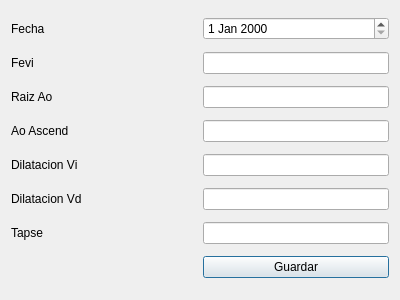
First picture: the form in ecodialog.ui, repository iyustlop/valvulares, before the edit.
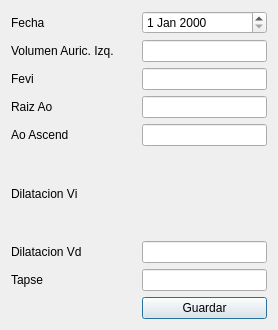
Second picture: the form after the edit.

What changed in the file:
```diff
--- a/ecodialog.ui
+++ b/ecodialog.ui
@@ -6,39 +6,89 @@
    <rect>
     <x>0</x>
     <y>0</y>
-    <width>400</width>
-    <height>300</height>
+    <width>278</width>
+    <height>330</height>
    </rect>
   </property>
   <property name="windowTitle">
    <string>Dialog</string>
   </property>
   <layout class="QGridLayout" name="gridLayout">
-   <item row="2" column="0">
-    <widget class="QLabel" name="labelFevi">
+   <item row="6" column="0">
+    <widget class="QLabel" name="labelDilatVi">
      <property name="text">
-      <string>Fevi</string>
+      <string>Dilatacion Vi</string>
      </property>
     </widget>
    </item>
-   <item row="3" column="0">
+   <item row="10" column="0">
+    <widget class="QLabel" name="labelDilatVd">
+     <property name="text">
+      <string>Dilatacion Vd</string>
+     </property>
+    </widget>
+   </item>
+   <item row="5" column="1">
+    <widget class="QLineEdit" name="lineEditAoAsc"/>
+   </item>
+   <item row="4" column="1">
+    <widget class="QLineEdit" name="lineEditRaizAo"/>
+   </item>
+   <item row="10" column="1">
+    <widget class="QLineEdit" name="lineEditDilataVd"/>
+   </item>
+   <item row="12" column="1">
+    <widget class="QPushButton" name="pushButtonGuardar">
+     <property name="text">
+      <string>Guardar</string>
+     </property>
+    </widget>
+   </item>
+   <item row="11" column="1">
+    <widget class="QLineEdit" name="lineEditTapse"/>
+   </item>
+   <item row="4" column="0">
     <widget class="QLabel" name="labelRaizAo">
      <property name="text">
       <string>Raiz Ao</string>
      </property>
     </widget>
    </item>
-   <item row="2" column="1">
+   <item row="3" column="1">
     <widget class="QLineEdit" name="lineEditFevi"/>
    </item>
-   <item row="4" column="0">
-    <widget class="QLabel" name="label_3">
+   <item row="2" column="0">
+    <widget class="QLabel" name="labelVolAuIzq">
+     <property name="text">
+      <string>Volumen Auric. Izq.</string>
+     </property>
+    </widget>
+   </item>
+   <item row="3" column="0">
+    <widget class="QLabel" name="labelFevi">
+     <property name="text">
+      <string>Fevi</string>
+     </property>
+    </widget>
+   </item>
+   <item row="1" column="1">
+    <widget class="QDateEdit" name="dateEditFechaEco"/>
+   </item>
+   <item row="11" column="0">
+    <widget class="QLabel" name="labelTapse">
+     <property name="text">
+      <string>Tapse</string>
+     </property>
+    </widget>
+   </item>
+   <item row="5" column="0">
+    <widget class="QLabel" name="labelAoAsc">
      <property name="text">
       <string>Ao Ascend</string>
      </property>
     </widget>
    </item>
-   <item row="8" column="0">
+   <item row="12" column="0">
     <widget class="QDialogButtonBox" name="buttonBox">
      <property name="orientation">
       <enum>Qt::Horizontal</enum>
@@ -52,51 +102,8 @@
      </property>
     </widget>
    </item>
-   <item row="1" column="1">
-    <widget class="QDateEdit" name="dateEditFechaEco"/>
-   </item>
-   <item row="7" column="0">
-    <widget class="QLabel" name="label_5">
-     <property name="text">
-      <string>Tapse</string>
-     </property>
-    </widget>
-   </item>
-   <item row="5" column="0">
-    <widget class="QLabel" name="label_4">
-     <property name="text">
-      <string>Dilatacion Vi</string>
-     </property>
-    </widget>
-   </item>
-   <item row="6" column="0">
-    <widget class="QLabel" name="label_6">
-     <property name="text">
-      <string>Dilatacion Vd</string>
-     </property>
-    </widget>
-   </item>
-   <item row="3" column="1">
-    <widget class="QLineEdit" name="lineEditRaizAo"/>
-   </item>
-   <item row="4" column="1">
-    <widget class="QLineEdit" name="lineEditAoAsc"/>
-   </item>
-   <item row="5" column="1">
-    <widget class="QLineEdit" name="lineEditDilatVi"/>
-   </item>
-   <item row="6" column="1">
-    <widget class="QLineEdit" name="lineEditDilataVd"/>
-   </item>
-   <item row="7" column="1">
-    <widget class="QLineEdit" name="lineEditTapse"/>
-   </item>
-   <item row="8" column="1">
-    <widget class="QPushButton" name="pushButtonGuardar">
-     <property name="text">
-      <string>Guardar</string>
-     </property>
-    </widget>
+   <item row="2" column="1">
+    <widget class="QLineEdit" name="lineEditVolAuIz"/>
    </item>
   </layout>
  </widget>
```
Left out of the diff: 3 changed lines with no effect on the pictures.
